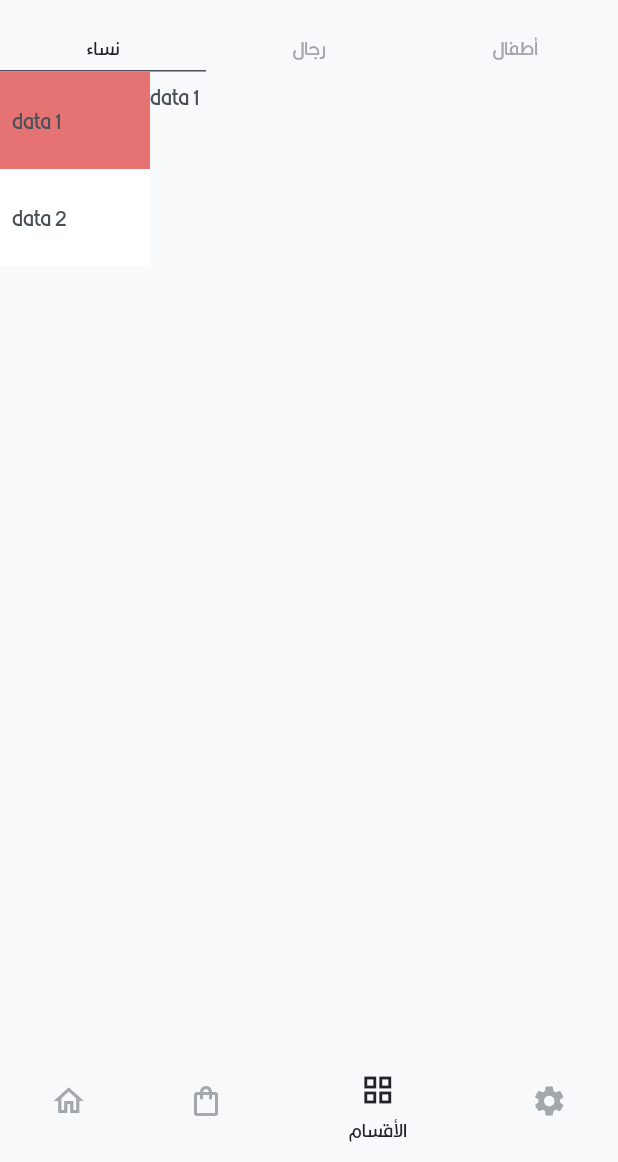
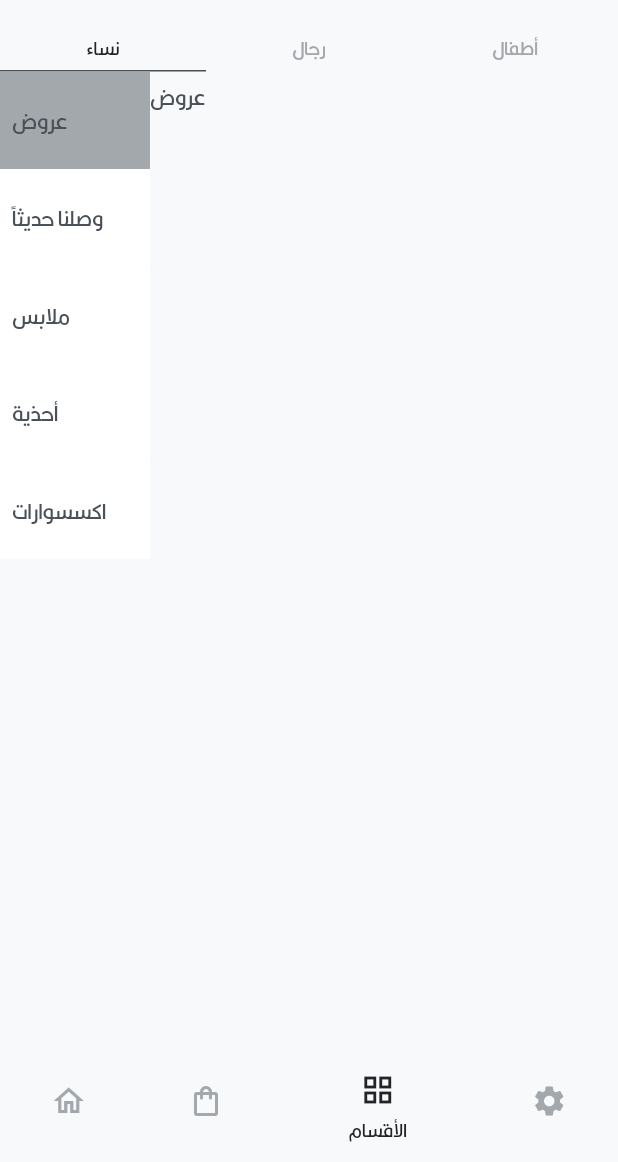
Before and after one commit to baronx5/test_logic, a Flutter app: the screen it shows after launch, item 3 of the bottom bar chosen, on a phone screen of 412 x 824 dp, the part 74-1236 px from its top. Run offline on Flutter 3.47's test engine with Material 2 defaults, Android fonts, the phone set to English and light mode, and no system bars; network calls fail.

Commit message:
updated tabs products layout

```diff
--- a/lib/screen/tab_page.dart
+++ b/lib/screen/tab_page.dart
@@ -1,4 +1,5 @@
 import 'package:flutter/material.dart';
+import 'package:test_logic/screen/tabs/list_of_clothes.dart';
 import 'package:test_logic/screen/tabs/women_tab.dart';
 
 import '../Theme/app_theme.dart';
@@ -20,6 +21,7 @@ class TabPageView extends StatelessWidget {
               labelColor: AppTheme.colors.color4,
               unselectedLabelColor: AppTheme.colors.color2,
               indicatorColor: AppTheme.colors.color3,
+              isScrollable: false,
               indicatorWeight: 1,
               tabs: const [
                 Text('نساء'),
@@ -33,13 +35,19 @@ class TabPageView extends StatelessWidget {
             children: [
               WomenTab(
                   navigationController: navigationController,
-                  pages: const [
-                    Text('data 1'),
-                    Text('data 2'),
+                  pages:  [
+                    const Text('عروض'),
+                    ListOfClothes(),
+                    const Text('data 2'),
+                    const Text('data 2'),
+                    const Text('data 2'),
                   ],
                   pagesTitles: const [
-                    'data 1',
-                    'data 2',
+                    'عروض',
+                    'وصلنا حديثاً',
+                    'ملابس',
+                    'أحذية',
+                    'اكسسوارات',
                   ]),
               const Icon(Icons.directions_transit),
               const Icon(Icons.directions_bike),
--- a/lib/screen/tabs/women_tab.dart
+++ b/lib/screen/tabs/women_tab.dart
@@ -1,4 +1,5 @@
 import 'package:flutter/material.dart';
+import 'package:test_logic/Theme/app_theme.dart';
 
 class WomenTab extends StatefulWidget {
   const WomenTab({
@@ -99,7 +100,7 @@ class _CustomDrawerState extends State<CustomDrawer> {
             padding:
                 const EdgeInsets.symmetric(vertical: 16.0, horizontal: 8.0),
             color: _selectedIndex == index
-                ? Colors.red[300]
+                ? AppTheme.colors.color2
                 : Colors.white, // Use local selectedIndex state here
             child: Text(widget.drawerItems[index]),
           ),
```
Also changed, not shown: lib/screen/tabs/list_of_clothes.dart (added, +73 -0 lines).
